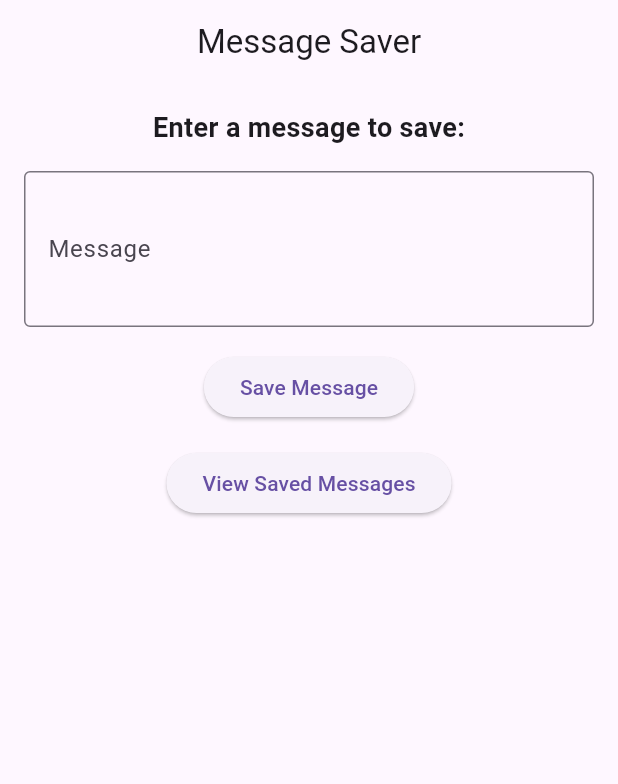
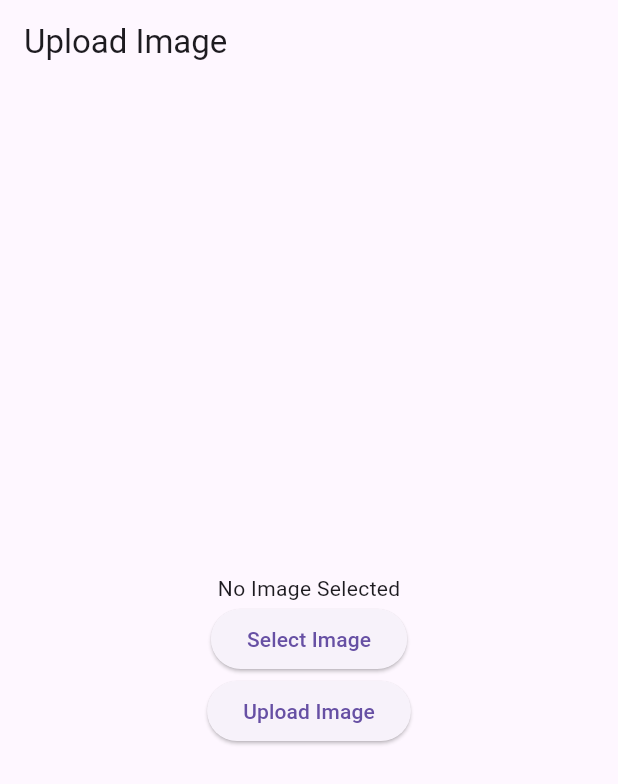
Before and after one commit to SANDHOSH02/flutter_work, a Flutter app: the screen it shows after launch, on a phone screen of 412 x 824 dp. Shown: the top 784 px of the screen. Run offline on Flutter 3.47's test engine with Material 3 defaults, Android fonts, the phone set to English and light mode, and no system bars; our stand-ins replace flutter_svg, image_picker.

Commit message:
image upload worked

```diff
--- a/sample/msg_pass/lib/main.dart
+++ b/sample/msg_pass/lib/main.dart
@@ -1,113 +1,91 @@
+import 'dart:typed_data';
 import 'package:flutter/material.dart';
+import 'package:image_picker/image_picker.dart';
 import 'package:http/http.dart' as http;
-import 'view_messages.dart'; // Import the new page
+import 'package:path/path.dart';
+import 'package:mime/mime.dart';
+import 'package:http_parser/http_parser.dart';
 
 void main() {
   runApp(const MyApp());
 }
 
 class MyApp extends StatelessWidget {
-  const MyApp({super.key});
+  const MyApp({Key? key}) : super(key: key);
 
   @override
   Widget build(BuildContext context) {
     return MaterialApp(
-      title: 'Message Saver',
-      theme: ThemeData(
-        primarySwatch: Colors.blue,
-      ),
-      home: const MessageSaverPage(),
+      debugShowCheckedModeBanner: false,
+      home: UploadImageScreen(),
     );
   }
 }
 
-class MessageSaverPage extends StatefulWidget {
-  const MessageSaverPage({super.key});
-
+class UploadImageScreen extends StatefulWidget {
   @override
-  State<MessageSaverPage> createState() => _MessageSaverPageState();
+  _UploadImageScreenState createState() => _UploadImageScreenState();
 }
 
-class _MessageSaverPageState extends State<MessageSaverPage> {
-  final TextEditingController _msgController = TextEditingController();
+class _UploadImageScreenState extends State<UploadImageScreen> {
+  Uint8List? _imageBytes; // To store the image in a web-compatible format
+  XFile? _pickedFile;
 
-  // Function to save message to the database
-  Future<void> _saveMessage() async {
-    final message = _msgController.text;
+  Future<void> pickImage() async {
+    final picker = ImagePicker();
+    final pickedFile = await picker.pickImage(source: ImageSource.gallery);
 
-    if (message.isEmpty) {
-      ScaffoldMessenger.of(context).showSnackBar(
-        const SnackBar(content: Text('Message cannot be empty!')),
-      );
-      return;
-    }
-
-    final url = Uri.parse('http://localhost/sample_flutter/save_message.php'); // Replace with your backend API URL
-
-    try {
-      final response = await http.post(
-        url,
-        body: {'message': message},
-      );
-
-      if (response.statusCode == 200) {
-        ScaffoldMessenger.of(context).showSnackBar(
-          const SnackBar(content: Text('Message saved successfully!')),
-        );
-        _msgController.clear();
-      } else {
-        ScaffoldMessenger.of(context).showSnackBar(
-          const SnackBar(content: Text('Failed to save message!')),
-        );
-      }
-    } catch (e) {
-      ScaffoldMessenger.of(context).showSnackBar(
-        SnackBar(content: Text('Error: $e')),
-      );
+    if (pickedFile != null) {
+      final bytes = await pickedFile.readAsBytes(); // Convert image to bytes for Flutter Web
+      setState(() {
+        _imageBytes = bytes;
+        _pickedFile = pickedFile;
+      });
     }
   }
 
-  // Navigate to ViewMessagesPage
-  void _goToMessagesPage() {
-    Navigator.push(
-      context,
-      MaterialPageRoute(builder: (context) => const ViewMessagesPage()),
+  Future<void> uploadImage() async {
+    if (_pickedFile == null) return;
+
+    final uri = Uri.parse("http://localhost/sample_flutter/upload.php"); // Replace with your server URL
+    final request = http.MultipartRequest('POST', uri);
+
+    request.files.add(
+      http.MultipartFile.fromBytes(
+        'image',
+        _imageBytes!,
+        filename: basename(_pickedFile!.path),
+        contentType: MediaType('image', 'png'), // Adjust content type as needed
+      ),
     );
+
+    final response = await request.send();
+
+    if (response.statusCode == 200) {
+      print("Image uploaded successfully!");
+    } else {
+      print("Image upload failed with status: ${response.statusCode}");
+    }
   }
 
   @override
   Widget build(BuildContext context) {
     return Scaffold(
-      appBar: AppBar(
-        title: const Text('Message Saver'),
-        centerTitle: true,
-      ),
-      body: Padding(
-        padding: const EdgeInsets.all(16.0),
+      appBar: AppBar(title: const Text('Upload Image')),
+      body: Center(
         child: Column(
+          mainAxisAlignment: MainAxisAlignment.center,
           children: [
-            const Text(
-              'Enter a message to save:',
-              style: TextStyle(fontSize: 18, fontWeight: FontWeight.bold),
+            _imageBytes != null
+                ? Image.memory(_imageBytes!, height: 200, width: 200, fit: BoxFit.cover)
+                : const Text('No Image Selected'),
+            ElevatedButton(
+              onPressed: pickImage,
+              child: const Text('Select Image'),
             ),
-            const SizedBox(height: 16),
-            TextField(
-              controller: _msgController,
-              decoration: const InputDecoration(
-                labelText: 'Message',
-                border: OutlineInputBorder(),
-              ),
-              maxLines: 3,
-            ),
-            const SizedBox(height: 16),
             ElevatedButton(
-              onPressed: _saveMessage,
-              child: const Text('Save Message'),
-            ),
-            const SizedBox(height: 16),
-            ElevatedButton(
-              onPressed: _goToMessagesPage,
-              child: const Text('View Saved Messages'),
+              onPressed: uploadImage,
+              child: const Text('Upload Image'),
             ),
           ],
         ),
--- a/sample/msg_pass/pubspec.yaml
+++ b/sample/msg_pass/pubspec.yaml
@@ -13,6 +13,8 @@ dependencies:
   cupertino_icons: ^1.0.8
   http: ^1.2.2
   image_picker: ^1.1.2
+  http_parser: 4.0.2
+  mime: ^2.0.0
 
 dev_dependencies:
   flutter_test:
```
Also changed, not shown: sample/msg_pass/pubspec.lock.
